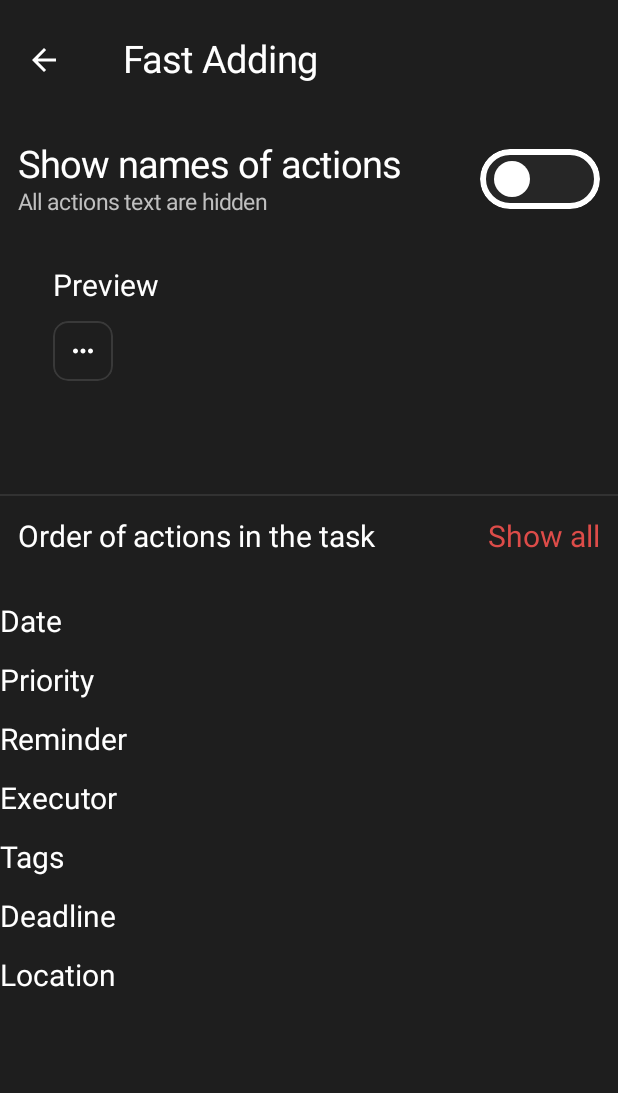
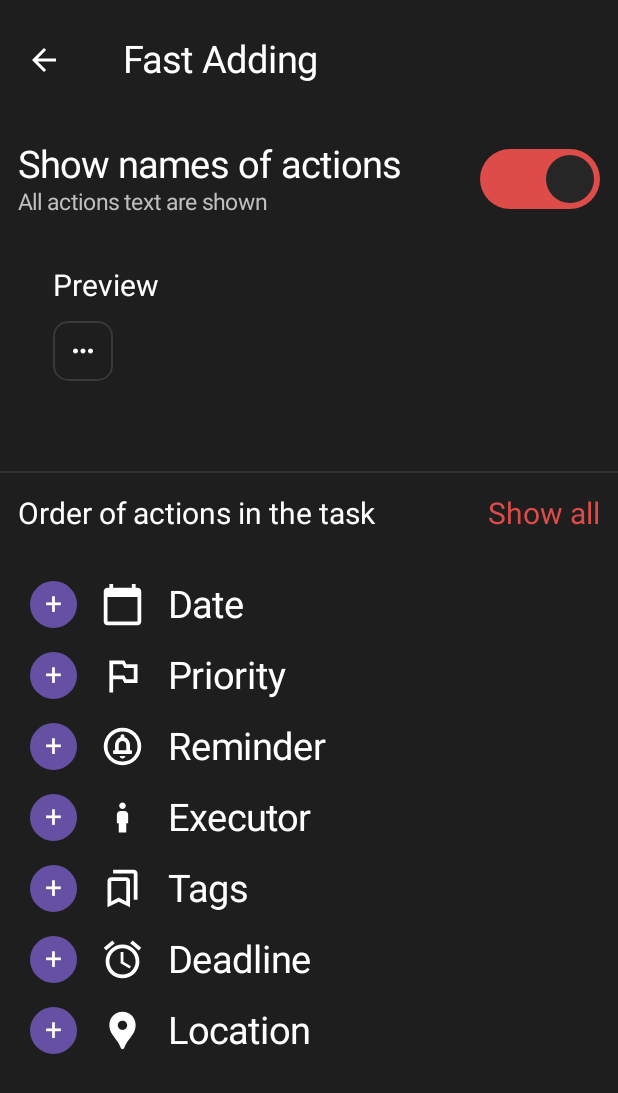
Before and after one commit to DTIXD/Everyday-Tasks, an Android app built with Jetpack Compose: the TaskFunctionsPage screen opened through its navigation route, on a phone screen of 412 x 824 dp. Shown: the top 1093 px of the screen. Run offline under Robolectric (Android 15) with nearby library versions, the phone set to English and light mode, and no system bars; our stand-ins replace Firebase (no records; nobody signed in at launch, a user with empty details on screens opened directly); libraries missing offline, so code that uses them is left out: kotlin.text.replaceFirstChar.

Commit message:
remove text of actions when the toggle is off, show/hide all clickable, clickable button to add or remove action, logo of action,

```diff
--- a/app/src/main/java/com/example/everydaytasks/ui/theme/taskfunc/TaskFunctionsScreen.kt
+++ b/app/src/main/java/com/example/everydaytasks/ui/theme/taskfunc/TaskFunctionsScreen.kt
@@ -48,6 +48,7 @@ import com.example.everydaytasks.ui.theme.BottomMenuColor
 import com.example.everydaytasks.ui.theme.ButtonBGColor
 import com.example.everydaytasks.ui.theme.CaptionTextColor
 import com.example.everydaytasks.ui.theme.IntervalColor
+import com.example.everydaytasks.ui.theme.Purple40
 import com.example.everydaytasks.ui.theme.SelectedItemColor
 import com.example.everydaytasks.ui.theme.progress.ProgressScreenDataObject
 
@@ -113,7 +114,7 @@ fun TaskFunctionsPage(
                     .height(35.dp)
             )
             var isOn by remember {
-                mutableStateOf(false)
+                mutableStateOf(true)
             }
             Row(
                 modifier = Modifier
@@ -301,21 +302,20 @@ fun TaskFunctionsPage(
                                 color = Color.White
                             )
                         )
-                        if (label != "...") {
+                        if (
+                            label != "..."
+                            && isOn
+                        ) {
                             Spacer(
                                 modifier = Modifier
                                     .width(8.dp)
                             )
-                        }
                             Text(
-                            text =
-                                if (label != "...")
-                                    label
-                                else
-                                    "",
+                                text = label,
                                 color = Color.White,
                                 fontSize = 15.sp
                             )
+                        }
                         Spacer(
                             modifier = Modifier
                                 .width(10.dp)
@@ -329,7 +329,7 @@ fun TaskFunctionsPage(
             }
             Spacer(
                 modifier = Modifier
-                    .height(65.dp)
+                    .height(50.dp)
             )
             Row(
                 modifier = Modifier
@@ -339,6 +339,11 @@ fun TaskFunctionsPage(
                         color = IntervalColor
                     )
             ) {}
+
+            val all = remember{
+                mutableStateOf(true)
+            }
+
             Spacer(
                 modifier = Modifier
                     .height(
@@ -364,11 +369,38 @@ fun TaskFunctionsPage(
                 }
                 Row(
                     modifier = Modifier
-                        .fillMaxWidth(),
+                        .fillMaxWidth()
+                        .clickable {
+                            if (all.value) {
+                                selectedActions.remove(
+                                    element = "..."
+                                )
+                                actionsList.forEach { label ->
+                                    if (label !in selectedActions) {
+                                        selectedActions.add(label)
+                                    }
+                                }
+                                selectedActions.add("...")
+                            } else {
+                                actionsList.forEach { label ->
+                                    if (
+                                        label in selectedActions
+                                        && label != "..."
+                                    ) {
+                                        selectedActions.remove(
+                                            element = label
+                                        )
+                                    }
+                                }
+                            }
+                            all.value = !all.value
+                        },
                     horizontalArrangement = Arrangement.End
                 ) {
                     Text(
-                        text = "Show all",
+                        text =
+                            if (all.value) "Show all"
+                            else "Hide all",
                         fontSize = 20.sp,
                         color = SelectedItemColor
                     )
@@ -384,6 +416,27 @@ fun TaskFunctionsPage(
                 Row(
                     modifier = Modifier
                         .fillMaxWidth()
+                        .padding(
+                            vertical = 8.dp,
+                            horizontal = 20.dp
+                        ),
+                    verticalAlignment = Alignment.CenterVertically
+                ) {
+                    Box(
+                        modifier = Modifier
+                            .clip(
+                                CircleShape
+                            )
+                            .background(
+                                color =
+                                    if (label in selectedActions)
+                                        SelectedItemColor
+                                    else
+                                        Purple40
+                            )
+                            .size(
+                                31.dp
+                            )
                             .clickable {
                                 if (label in selectedActions) {
                                     selectedActions.remove(
@@ -396,17 +449,55 @@ fun TaskFunctionsPage(
                                     selectedActions.add(label)
                                     selectedActions.add("...")
                                 }
-                        }
-                        .padding(vertical = 8.dp)
+                            },
+                        contentAlignment = Alignment.Center
                     ) {
                         Text(
+                            modifier = Modifier
+                                .offset(y = (-1).dp),
+                            text =
+                                if (label in selectedActions)
+                                    "-"
+                                else
+                                    "+",
+                            fontSize = 20.sp,
+                            color = Color.White
+                        )
+                    }
+                    Spacer(
+                        modifier = Modifier
+                            .width(15.dp)
+                    )
+                    Image(
+                        painter = painterResource(
+                            id =
+                                when (label) {
+                                    "Date" -> R.drawable.ic_today
+                                    "Priority" -> R.drawable.ic_priority
+                                    "Reminder" -> R.drawable.ic_reminder
+                                    "Executor" -> R.drawable.ic_executor
+                                    "Tags" -> R.drawable.ic_tags
+                                    "Deadline" -> R.drawable.ic_deadline
+                                    "..." -> R.drawable.three_dots
+                                    else -> R.drawable.ic_location
+                                }
+                        ),
+                        contentDescription = null,
+                        Modifier
+                            .size(size = 30.dp),
+                        contentScale = ContentScale.Crop,
+                        colorFilter = ColorFilter.tint(
+                            color = Color.White
+                        )
+                    )
+                    Spacer(
+                        modifier = Modifier
+                            .width(15.dp)
+                    )
+                    Text(
                         text = label,
-                        fontSize = 20.sp,
-                        color =
-                            if (label in selectedActions)
-                                Color.Cyan
-                            else
-                                Color.White
+                        fontSize = 25.sp,
+                        color = Color.White
                     )
                 }
             }
```
Lines whose indentation alone changed are shown as unchanged.
